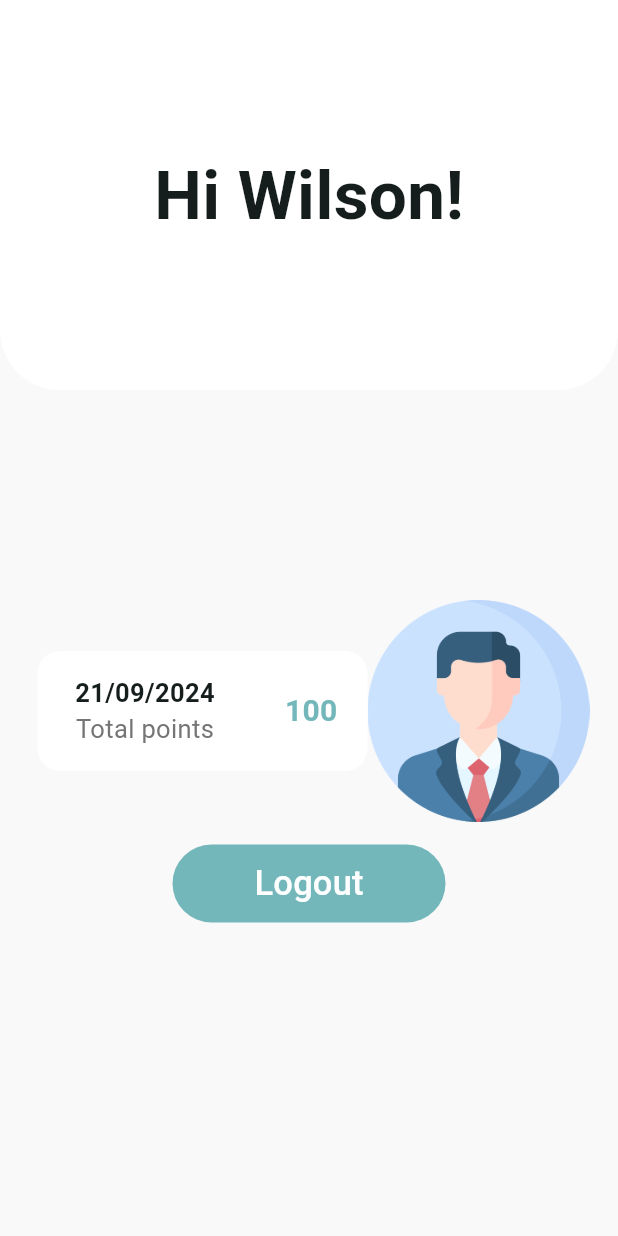
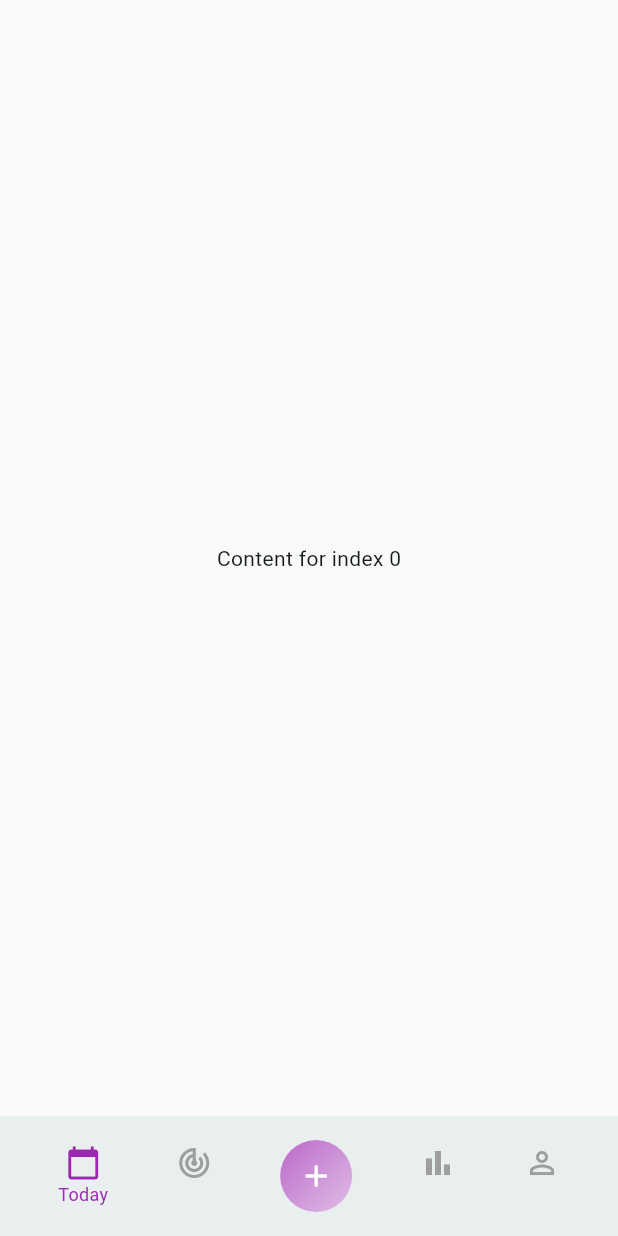
Before and after one commit to wilsone24/My-Best-Self, a Flutter app: the screen it shows after launch, on a phone screen of 412 x 824 dp. Run offline on Flutter 3.47's test engine with Material 3 defaults, Android fonts, the phone set to English and light mode, and no system bars.

Commit message:
Refactor main.dart: Replace LoginPage with ProfilePage and add HomePage Refactor profile_page.dart: Add Footer widget Add CustomBottomNavBar widget to navbar.dart

```diff
--- a/lib/main.dart
+++ b/lib/main.dart
@@ -1,6 +1,6 @@
 import 'package:flutter/material.dart';
+import 'package:my_best_self/ui/navbar/navbar.dart';
 import 'package:my_best_self/ui/pages/login_page.dart';
-import 'package:my_best_self/ui/pages/profile_page.dart';
 
 void main() {
   runApp(const MyApp());
@@ -18,9 +18,38 @@ class MyApp extends StatelessWidget {
         colorScheme: ColorScheme.fromSeed(seedColor: const Color(0xFF74B7BB)),
         useMaterial3: true,
       ),
-        home: const Scaffold(
-          backgroundColor: Color(0xFFF9F9F9),
-          body: ProfilePage(),
-        ));
+      home: const HomePage(),
+    );
   }
 }
+
+class HomePage extends StatefulWidget {
+  const HomePage({Key? key}) : super(key: key);
+
+  @override
+  _HomePageState createState() => _HomePageState();
+}
+
+class _HomePageState extends State<HomePage> {
+  int _selectedIndex = 0;
+
+  void _onItemTapped(int index) {
+    setState(() {
+      _selectedIndex = index;
+    });
+  }
+
+  @override
+  Widget build(BuildContext context) {
+    return Scaffold(
+      backgroundColor: const Color(0xFFF9F9F9),
+      body: Center(
+        child: Text('Content for index $_selectedIndex'),
+      ),
+      bottomNavigationBar: CustomBottomNavBar(
+        selectedIndex: _selectedIndex,
+        onItemTapped: _onItemTapped,
+      ),
+    );
+  }
+}
--- /dev/null
+++ b/lib/ui/navbar/navbar.dart
@@ -0,0 +1,101 @@
+import 'package:flutter/material.dart';
+
+class CustomBottomNavBar extends StatelessWidget {
+  final int selectedIndex;
+  final Function(int) onItemTapped;
+
+  const CustomBottomNavBar({
+    Key? key,
+    required this.selectedIndex,
+    required this.onItemTapped,
+  }) : super(key: key);
+
+  @override
+  Widget build(BuildContext context) {
+    return BottomAppBar(
+      child: Container(
+        height: 60,
+        child: Row(
+          mainAxisAlignment: MainAxisAlignment.spaceAround,
+          children: [
+            _buildNavItem(0, 'Today', Icons.calendar_today),
+            _buildNavItem(1, '', Icons.track_changes),
+            _buildCenterButton(),
+            _buildNavItem(3, '', Icons.bar_chart),
+            _buildNavItem(4, '', Icons.person_outline),
+          ],
+        ),
+      ),
+    );
+  }
+
+  Widget _buildNavItem(int index, String label, IconData icon) {
+    final isSelected = selectedIndex == index;
+    return InkWell(
+      onTap: () => onItemTapped(index),
+      child: Column(
+        mainAxisSize: MainAxisSize.min,
+        children: [
+          Icon(
+            icon,
+            color: isSelected ? Colors.purple : Colors.grey,
+          ),
+          Text(
+            label,
+            style: TextStyle(
+              color: isSelected ? Colors.purple : Colors.grey,
+              fontSize: 12,
+            ),
+          ),
+        ],
+      ),
+    );
+  }
+
+  Widget _buildCenterButton() {
+    return InkWell(
+      onTap: () => onItemTapped(2),
+      child: Container(
+        width: 48,
+        height: 48,
+        decoration: BoxDecoration(
+          shape: BoxShape.circle,
+          gradient: LinearGradient(
+            colors: [Colors.purple.shade300, Colors.purple.shade100],
+            begin: Alignment.topLeft,
+            end: Alignment.bottomRight,
+          ),
+        ),
+        child: Icon(Icons.add, color: Colors.white),
+      ),
+    );
+  }
+}
+
+class MyHomePage extends StatefulWidget {
+  @override
+  _MyHomePageState createState() => _MyHomePageState();
+}
+
+class _MyHomePageState extends State<MyHomePage> {
+  int _selectedIndex = 0;
+
+  void _onItemTapped(int index) {
+    setState(() {
+      _selectedIndex = index;
+    });
+  }
+
+  @override
+  Widget build(BuildContext context) {
+    return Scaffold(
+      body: const Center(
+        child: Text('Page content'),
+      ),
+      bottomNavigationBar: CustomBottomNavBar(
+        selectedIndex: _selectedIndex,
+        onItemTapped: _onItemTapped,
+      ),
+    );
+  }
+}
--- a/lib/ui/pages/profile_page.dart
+++ b/lib/ui/pages/profile_page.dart
@@ -1,4 +1,5 @@
 import 'package:flutter/material.dart';
+import 'package:my_best_self/ui/navbar/navbar.dart';
 import 'package:my_best_self/ui/utils/colors.dart';
 import 'package:my_best_self/ui/widgets/custom_button.dart';
 
@@ -17,13 +18,16 @@ class ProfilePage extends StatelessWidget {
               color: Colors.white,
               borderRadius: BorderRadius.only(
                 bottomLeft: Radius.circular(40),
-                    bottomRight: Radius.circular(40)),
+                bottomRight: Radius.circular(40),
+              ),
             ),
             child: const Center(
               child: Text(
                 "Hi Wilson!",
                 style: TextStyle(fontSize: 45, fontWeight: FontWeight.w600),
-              ))),
+              ),
+            ),
+          ),
         ),
         Padding(
           padding: const EdgeInsetsDirectional.only(
@@ -39,7 +43,7 @@ class ProfilePage extends StatelessWidget {
                   color: Colors.white,
                 ),
                 child: Padding(
-                    padding: const EdgeInsetsDirectional.only(start: 25,end: 20),
+                  padding: const EdgeInsetsDirectional.only(start: 25, end: 20),
                   child: Row(
                     mainAxisAlignment: MainAxisAlignment.spaceBetween,
                     children: [
@@ -51,22 +55,30 @@ class ProfilePage extends StatelessWidget {
                             style: TextStyle(
                                 fontWeight: FontWeight.bold, fontSize: 17),
                           ),
-                            Text("Total points",
+                          Text(
+                            "Total points",
                             style: TextStyle(
-                                    color: Colors.grey[600], fontSize: 17)),
+                                color: Colors.grey[600], fontSize: 17),
+                          ),
                         ],
                       ),
-                        const Text("100", style: TextStyle(
-                            fontWeight: FontWeight.bold, fontSize: 20, color: primarycolor
-                        ),)
+                      const Text(
+                        "100",
+                        style: TextStyle(
+                            fontWeight: FontWeight.bold,
+                            fontSize: 20,
+                            color: primarycolor),
+                      )
                     ],
                   ),
-                  )),
+                ),
+              ),
               Image.asset("assets/profile.png", height: 148, width: 148),
             ],
           ),
         ),
         const SafeArea(child: CustomButton(text: "Logout")),
+        Footer(), // Aquí se agrega el Footer
       ],
     );
   }
```
Lines whose indentation alone changed are shown as unchanged.
